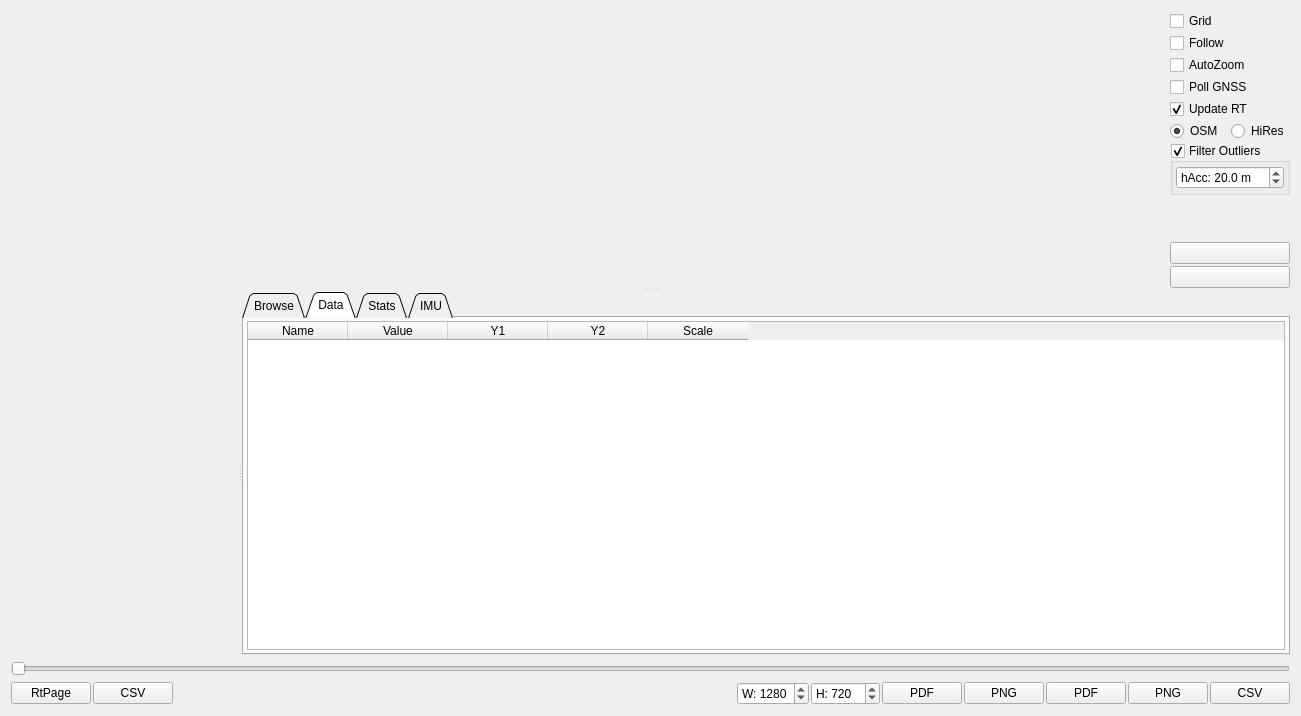
The window that pages/pageloganalysis.ui (vedderb/vesc_tool) describes before a commit, drawn with Qt 5.
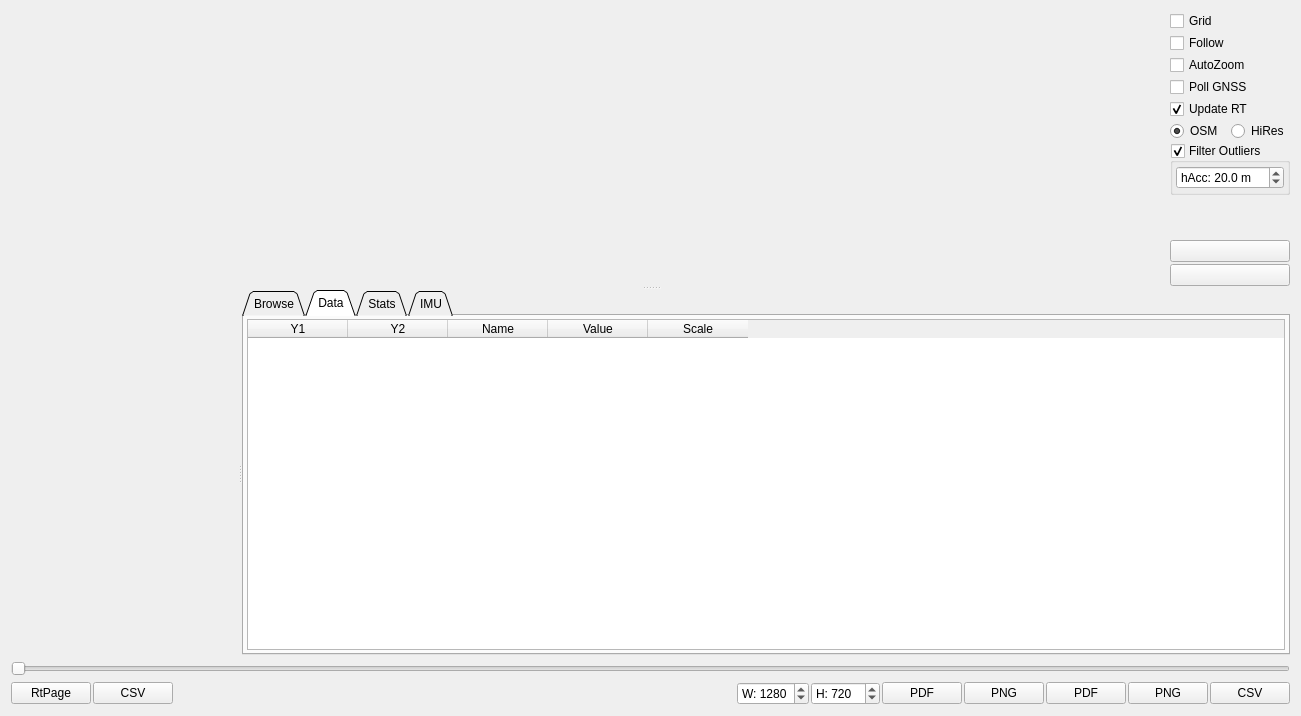
The same window after the commit. The open tabs and pages were chosen to show the change. Icons and pictures are not drawn. Custom widgets are drawn as their Qt base class.

Commit message: Fix column indices

```diff
--- a/pages/pageloganalysis.ui
+++ b/pages/pageloganalysis.ui
@@ -182,6 +182,12 @@
            <property name="sizeType">
             <enum>QSizePolicy::Policy::MinimumExpanding</enum>
            </property>
+           <property name="sizeHint" stdset="0">
+            <size>
+             <width>0</width>
+             <height>0</height>
+            </size>
+           </property>
           </spacer>
          </item>
          <item>
@@ -560,16 +566,6 @@
            <attribute name="horizontalHeaderStretchLastSection">
             <bool>false</bool>
            </attribute>
-           <column>
-            <property name="text">
-             <string>Name</string>
-            </property>
-           </column>
-           <column>
-            <property name="text">
-             <string>Value</string>
-            </property>
-           </column>
            <column>
             <property name="text">
              <string>Y1</string>
@@ -583,6 +579,16 @@
              <string>&lt;html&gt;&lt;head/&gt;&lt;body&gt;&lt;p&gt;Show this data series on the second Y axis to the right&lt;/p&gt;&lt;p&gt;Y axes will be autoscaled independently&lt;/p&gt;&lt;/body&gt;&lt;/html&gt;</string>
             </property>
            </column>
+           <column>
+            <property name="text">
+             <string>Name</string>
+            </property>
+           </column>
+           <column>
+            <property name="text">
+             <string>Value</string>
+            </property>
+           </column>
            <column>
             <property name="text">
              <string>Scale</string>
```
Left out of the diff: 2 changed lines with no effect on the pictures. The commit also changes 2 other files.
